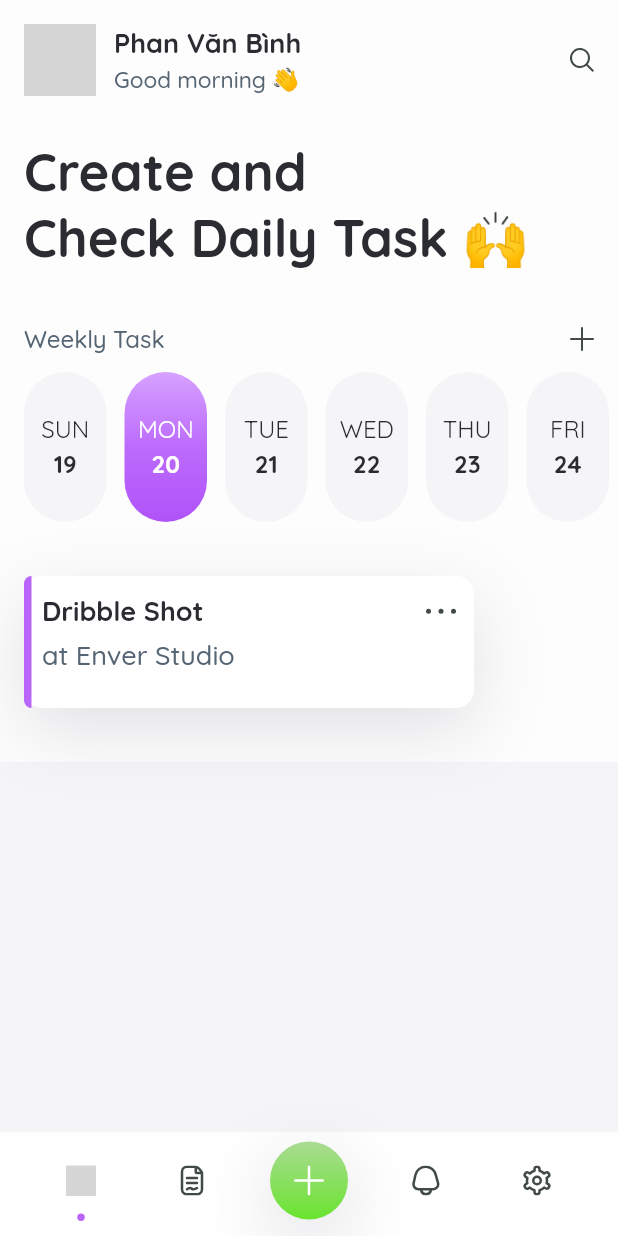
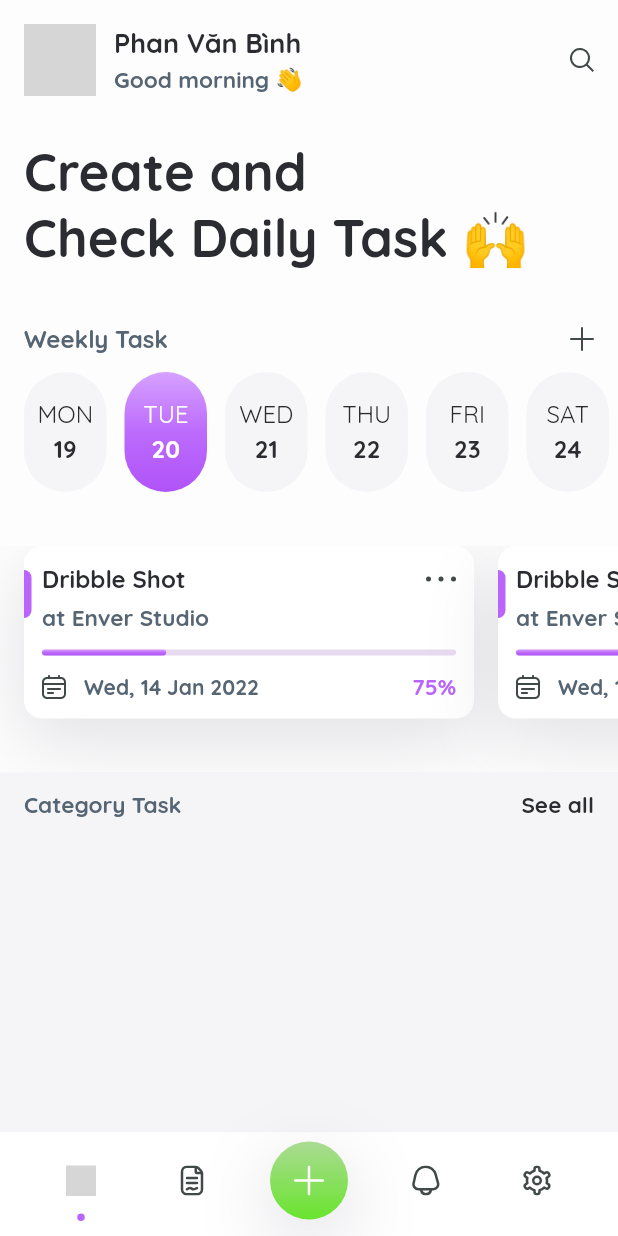
Before and after one commit to binhphancreator/sunday, a Flutter app: the HomePage screen opened by its route, on a phone screen of 412 x 824 dp. Run offline on Flutter 3.47's test engine with Material 2 defaults, Android fonts, the light colour scheme and no system bars; our stand-ins replace flutter_svg, shared_preferences; missing offline and left inert: shared_preferences_web; accounts and stored records are empty; network calls fail; grey boxes are pictures that could not be loaded.

Commit message:
project list

```diff
--- a/lib/config/themes/app_colors.dart
+++ b/lib/config/themes/app_colors.dart
@@ -14,6 +14,7 @@ class AppColors {
   static const lightPrimaryColor = Color(0xFFE8DAEF);
   static const secondaryColor = Color(0xFF69e42e);
   static const menuInactiveColor = Color(0xFF424949);
+  static const defaultIconColor = Color(0xFF424949);
   static const primaryBoxShadowColor = Color.fromARGB(30, 17, 12, 46);
   static const primaryGradient = LinearGradient(
     colors: [
--- a/lib/config/themes/app_text_styles.dart
+++ b/lib/config/themes/app_text_styles.dart
@@ -5,17 +5,21 @@ class AppTextStyles {
   static const bigboldh1 = TextStyle(fontSize: 35, color: AppColors.primaryTextColor, fontFamily: 'Quicksand', fontWeight: FontWeight.w600);
 
   static const h1 = TextStyle(
-    fontSize: 18,
+    fontSize: 20,
     color: AppColors.primaryTextColor,
     fontFamily: 'Quicksand',
     fontWeight: FontWeight.normal,
   );
-  static const boldh1 = TextStyle(fontSize: 18, color: AppColors.primaryTextColor, fontFamily: 'Quicksand', fontWeight: FontWeight.w600);
+  static const boldh1 = TextStyle(fontSize: 20, color: AppColors.primaryTextColor, fontFamily: 'Quicksand', fontWeight: FontWeight.w600);
   static const boldh2 = TextStyle(fontSize: 18, color: AppColors.primaryTextColor, fontFamily: 'Quicksand', fontWeight: FontWeight.w600);
-  static const boldh3 = TextStyle(fontSize: 16, color: AppColors.primaryTextColor, fontFamily: 'Quicksand', fontWeight: FontWeight.w500);
-  static const lightboldh2 = TextStyle(fontSize: 18, color: AppColors.secondaryTextColor, fontFamily: 'Quicksand', fontWeight: FontWeight.w500);
-  static const lightboldh3 = TextStyle(fontSize: 16, color: AppColors.secondaryTextColor, fontFamily: 'Quicksand', fontWeight: FontWeight.w500);
-  static const lightboldh4 = TextStyle(fontSize: 15, color: AppColors.secondaryTextColor, fontFamily: 'Quicksand', fontWeight: FontWeight.w500);
+  static const boldh3 = TextStyle(fontSize: 16, color: AppColors.primaryTextColor, fontFamily: 'Quicksand', fontWeight: FontWeight.w600);
+  static const boldh4 = TextStyle(fontSize: 15, color: AppColors.primaryTextColor, fontFamily: 'Quicksand', fontWeight: FontWeight.w600);
+  static const boldh5 = TextStyle(fontSize: 15, color: AppColors.primaryTextColor, fontFamily: 'Quicksand', fontWeight: FontWeight.w600);
+
+  static const lightboldh2 = TextStyle(fontSize: 18, color: AppColors.secondaryTextColor, fontFamily: 'Quicksand', fontWeight: FontWeight.w600);
+  static const lightboldh3 = TextStyle(fontSize: 16, color: AppColors.secondaryTextColor, fontFamily: 'Quicksand', fontWeight: FontWeight.w600);
+  static const lightboldh4 = TextStyle(fontSize: 15, color: AppColors.secondaryTextColor, fontFamily: 'Quicksand', fontWeight: FontWeight.w600);
+  static const lightboldh5 = TextStyle(fontSize: 14, color: AppColors.secondaryTextColor, fontFamily: 'Quicksand', fontWeight: FontWeight.w600);
 
   static const bigIntro = TextStyle(
     fontSize: 20,
@@ -72,4 +76,12 @@ class AppTextStyles {
     fontFamily: 'Quicksand',
     height: 1.2,
   );
+
+  static const mainSmallBoldTextBtn = TextStyle(
+    fontSize: 15,
+    fontWeight: FontWeight.w600,
+    color: AppColors.primaryColor,
+    fontFamily: 'Quicksand',
+    height: 1.2,
+  );
 }
--- a/lib/pages/home_page.dart
+++ b/lib/pages/home_page.dart
@@ -4,7 +4,7 @@ import 'package:sunday/config/themes/app_colors.dart';
 import 'package:sunday/config/themes/app_text_styles.dart';
 import 'package:sunday/widgets/days_week_list_widget.dart';
 import 'package:sunday/widgets/menu_bar_widget.dart';
-import 'package:sunday/widgets/projects_list_widget.dart';
+import 'package:sunday/widgets/tasks_list_widget.dart';
 
 class HomePage extends StatefulWidget {
   const HomePage({super.key});
@@ -21,6 +21,10 @@ class _HomePageState extends State<HomePage> {
     return Scaffold(
       bottomNavigationBar: const MenuBarWidget(),
       body: SafeArea(
+        child: SingleChildScrollView(
+          scrollDirection: Axis.vertical,
+          child: SizedBox(
+            height: MediaQuery.of(context).size.height - 69,
             child: Column(
               children: [
                 Container(
@@ -135,18 +139,41 @@ class _HomePageState extends State<HomePage> {
                       SizedBox(
                         height: 36,
                       ),
-                  Padding(
-                    padding: const EdgeInsets.only(left: 16, right: 0),
-                    child: ProjectListWidget(),
-                  ),
-                  SizedBox(
-                    height: 36,
-                  ),
+                      TasksListWidget(),
                     ],
                   ),
                 ),
-            Expanded(child: Column())
+                Expanded(
+                    child: Column(
+                  crossAxisAlignment: CrossAxisAlignment.start,
+                  children: [
+                    SizedBox(
+                      height: 12,
+                    ),
+                    Padding(
+                      padding: const EdgeInsets.only(left: 16, right: 16),
+                      child: Row(
+                        mainAxisAlignment: MainAxisAlignment.spaceBetween,
+                        children: [
+                          Text(
+                            'Category Task',
+                            style: AppTextStyles.lightboldh4,
+                          ),
+                          GestureDetector(
+                            onTap: () {},
+                            child: Text(
+                              'See all',
+                              style: AppTextStyles.boldh4,
+                            ),
+                          )
                         ],
+                      ),
+                    ),
+                  ],
+                ))
+              ],
+            ),
+          ),
         ),
       ),
       backgroundColor: AppColors.bgColor,
--- a/lib/widgets/days_week_list_widget.dart
+++ b/lib/widgets/days_week_list_widget.dart
@@ -10,7 +10,7 @@ class DaysWeekListWidget extends StatefulWidget {
 }
 
 class _DaysWeekListWidgetState extends State<DaysWeekListWidget> {
-  final List<String> shortWeekday = ["SUN", "MON", "TUE", "WED", "THU", "FRI", "SAT"];
+  final List<String> shortWeekday = ["MON", "TUE", "WED", "THU", "FRI", "SAT", "SUN"];
   @override
   Widget build(BuildContext context) {
     DateTime now = DateTime.now();
@@ -28,7 +28,7 @@ class _DaysWeekListWidgetState extends State<DaysWeekListWidget> {
               padding: EdgeInsets.all(0),
               margin: EdgeInsets.only(right: 12),
               width: 55,
-              height: 100,
+              height: 80,
               decoration: BoxDecoration(color: now.weekday == currentDay.weekday ? AppColors.primaryColor : AppColors.lightBtnColor, borderRadius: BorderRadius.circular(30), gradient: now.weekday == currentDay.weekday ? AppColors.primaryGradient : AppColors.lightGradient),
               child: Column(
                 mainAxisAlignment: MainAxisAlignment.center,
--- /dev/null
+++ b/lib/widgets/progress_bar_widget.dart
@@ -0,0 +1,40 @@
+import 'package:flutter/material.dart';
+import 'package:sunday/config/themes/app_colors.dart';
+
+class ProgressBarWidget extends StatefulWidget {
+  final double percent;
+  const ProgressBarWidget({super.key, required this.percent});
+
+  @override
+  State<ProgressBarWidget> createState() => _ProgressBarWidgetState();
+}
+
+class _ProgressBarWidgetState extends State<ProgressBarWidget> {
+  @override
+  Widget build(BuildContext context) {
+    return Stack(
+      children: [
+        Container(
+          height: 4,
+          decoration: BoxDecoration(
+            borderRadius: BorderRadius.circular(12),
+            color: AppColors.lightPrimaryColor,
+          ),
+        ),
+        Positioned(
+            left: 0,
+            right: 0,
+            top: 0,
+            bottom: 0,
+            child: FractionallySizedBox(
+              alignment: Alignment.centerLeft,
+              widthFactor: widget.percent,
+              child: Container(
+                height: 4,
+                decoration: BoxDecoration(borderRadius: BorderRadius.circular(12), gradient: AppColors.primaryGradient),
+              ),
+            ))
+      ],
+    );
+  }
+}
--- a/lib/widgets/projects_list_widget.dart
+++ /dev/null
@@ -1,72 +0,0 @@
-import 'package:flutter/material.dart';
-import 'package:flutter_svg/flutter_svg.dart';
-import 'package:sunday/config/themes/app_colors.dart';
-import 'package:sunday/config/themes/app_text_styles.dart';
-
-class ProjectListWidget extends StatefulWidget {
-  const ProjectListWidget({super.key});
-
-  @override
-  State<ProjectListWidget> createState() => _ProjectListWidgetState();
-}
-
-class _ProjectListWidgetState extends State<ProjectListWidget> {
-  @override
-  Widget build(BuildContext context) {
-    return SingleChildScrollView(
-      scrollDirection: Axis.horizontal,
-      child: Row(
-        mainAxisAlignment: MainAxisAlignment.start,
-        children: [
-          Stack(
-            children: [
-              Container(
-                padding: EdgeInsets.only(left: 12, right: 12, top: 12, bottom: 12),
-                width: 300,
-                decoration: BoxDecoration(color: Colors.white, borderRadius: BorderRadius.circular(12), boxShadow: [BoxShadow(offset: Offset(0, 15), color: AppColors.primaryBoxShadowColor, blurRadius: 40)]),
-                child: Column(
-                  crossAxisAlignment: CrossAxisAlignment.start,
-                  children: [
-                    Row(
-                      mainAxisAlignment: MainAxisAlignment.spaceBetween,
-                      children: [
-                        Text(
-                          'Dribble Shot',
-                          style: AppTextStyles.boldh1,
-                        ),
-                        SvgPicture.asset(
-                          'assets/icons/regular/menu-dots.svg',
-                          width: 20,
-                          height: 20,
-                          color: AppColors.menuInactiveColor,
-                        )
-                      ],
-                    ),
-                    SizedBox(
-                      height: 6,
-                    ),
-                    Text(
-                      'at Enver Studio',
-                      style: AppTextStyles.lightboldh2,
-                    ),
-                    SizedBox(
-                      height: 12,
-                    ),
-                  ],
-                ),
-              ),
-              Positioned(
-                  left: 0,
-                  top: 0,
-                  bottom: 0,
-                  child: Container(
-                    width: 5,
-                    decoration: BoxDecoration(color: AppColors.primaryColor, borderRadius: BorderRadius.only(topRight: Radius.zero, bottomRight: Radius.zero, topLeft: Radius.circular(12), bottomLeft: Radius.circular(12))),
-                  )),
-            ],
-          ),
-        ],
-      ),
-    );
-  }
-}
--- /dev/null
+++ b/lib/widgets/task_item_widget.dart
@@ -0,0 +1,98 @@
+import 'package:flutter/material.dart';
+import 'package:flutter_svg/flutter_svg.dart';
+import 'package:sunday/widgets/progress_bar_widget.dart';
+
+import '../config/themes/app_colors.dart';
+import '../config/themes/app_text_styles.dart';
+
+class TaskItemWidget extends StatefulWidget {
+  const TaskItemWidget({super.key});
+
+  @override
+  State<TaskItemWidget> createState() => _TaskItemWidgetState();
+}
+
+class _TaskItemWidgetState extends State<TaskItemWidget> {
+  @override
+  Widget build(BuildContext context) {
+    return Stack(
+      children: [
+        Container(
+          padding: EdgeInsets.only(left: 12, right: 12, top: 12, bottom: 12),
+          width: 300,
+          decoration: BoxDecoration(color: Colors.white, borderRadius: BorderRadius.circular(12), boxShadow: [BoxShadow(offset: Offset(0, 15), color: AppColors.primaryBoxShadowColor, blurRadius: 40)]),
+          child: Column(
+            crossAxisAlignment: CrossAxisAlignment.start,
+            children: [
+              Row(
+                mainAxisAlignment: MainAxisAlignment.spaceBetween,
+                children: [
+                  Text(
+                    'Dribble Shot',
+                    style: AppTextStyles.boldh3,
+                  ),
+                  SvgPicture.asset(
+                    'assets/icons/regular/menu-dots.svg',
+                    width: 20,
+                    height: 20,
+                    color: AppColors.menuInactiveColor,
+                  )
+                ],
+              ),
+              SizedBox(
+                height: 6,
+              ),
+              Text(
+                'at Enver Studio',
+                style: AppTextStyles.lightboldh4,
+              ),
+              SizedBox(
+                height: 12,
+              ),
+              ProgressBarWidget(
+                percent: .3,
+              ),
+              SizedBox(
+                height: 12,
+              ),
+              Row(
+                mainAxisAlignment: MainAxisAlignment.spaceBetween,
+                children: [
+                  Row(
+                    children: [
+                      SvgPicture.asset(
+                        'assets/icons/regular/calendar-lines.svg',
+                        width: 16,
+                        height: 16,
+                        color: AppColors.defaultIconColor,
+                      ),
+                      SizedBox(
+                        width: 12,
+                      ),
+                      Text(
+                        'Wed, 14 Jan 2022',
+                        style: AppTextStyles.lightboldh5,
+                      )
+                    ],
+                  ),
+                  Text(
+                    '75%',
+                    style: AppTextStyles.mainSmallBoldTextBtn,
+                  )
+                ],
+              )
+            ],
+          ),
+        ),
+        Positioned(
+            left: 0,
+            top: 16,
+            child: Container(
+              width: 5,
+              height: 32,
+              decoration: BoxDecoration(color: AppColors.primaryColor, borderRadius: BorderRadius.only(topLeft: Radius.zero, bottomLeft: Radius.zero, topRight: Radius.circular(12), bottomRight: Radius.circular(12))),
+            )),
+      ],
+    );
+  }
+}
--- /dev/null
+++ b/lib/widgets/tasks_list_widget.dart
@@ -0,0 +1,34 @@
+import 'package:flutter/material.dart';
+import 'package:sunday/widgets/task_item_widget.dart';
+
+class TasksListWidget extends StatefulWidget {
+  const TasksListWidget({super.key});
+
+  @override
+  State<TasksListWidget> createState() => _TasksListWidgetState();
+}
+
+class _TasksListWidgetState extends State<TasksListWidget> {
+  @override
+  Widget build(BuildContext context) {
+    return SingleChildScrollView(
+      scrollDirection: Axis.horizontal,
+      padding: EdgeInsets.only(bottom: 36, left: 16),
+      child: Row(
+        mainAxisAlignment: MainAxisAlignment.start,
+        children: [
+          ...List<int>.generate(2, (i) => i + 1)
+              .map((e) => Row(
+                    children: [
+                      TaskItemWidget(),
+                      SizedBox(
+                        width: 16,
+                      )
+                    ],
+                  ))
+              .toList(),
+        ],
+      ),
+    );
+  }
+}
```
Also changed, not shown: assets/icons/regular/calendar-lines.svg (added). Lines whose indentation alone changed are shown as unchanged.
